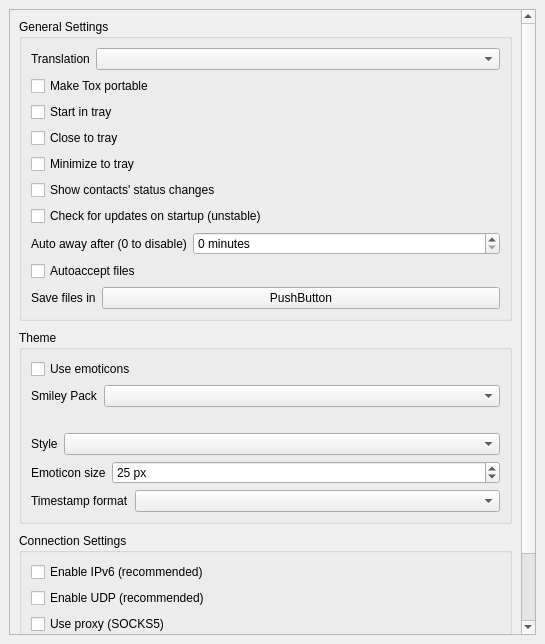
First picture: the form in src/widget/form/settings/generalsettings.ui, repository qTox/qTox, before the edit.
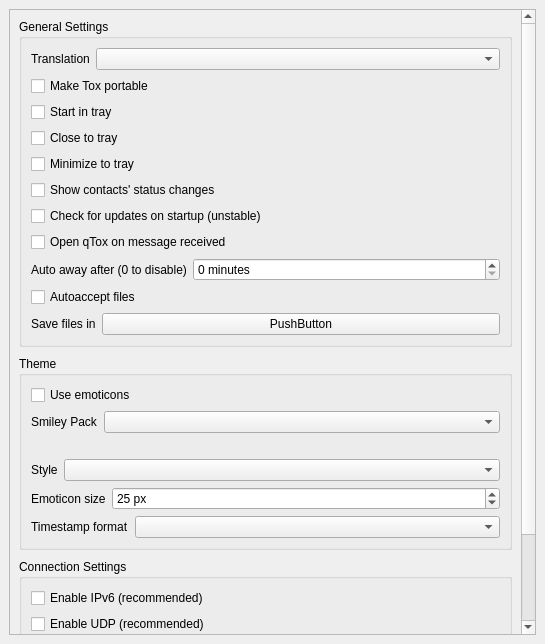
Second picture: the form after the edit.

Commit message: Add the option to open qTox when a message is recived

```diff
--- a/src/widget/form/settings/generalsettings.ui
+++ b/src/widget/form/settings/generalsettings.ui
@@ -40,7 +40,7 @@
         <x>0</x>
         <y>0</y>
         <width>511</width>
-        <height>720</height>
+        <height>796</height>
        </rect>
       </property>
       <layout class="QVBoxLayout" name="verticalLayout_4" stretch="0,0,1">
@@ -128,6 +128,13 @@
             </property>
            </widget>
           </item>
+          <item>
+           <widget class="QCheckBox" name="showInFront">
+            <property name="text">
+             <string>Open qTox on message received</string>
+            </property>
+           </widget>
+          </item>
           <item>
            <layout class="QHBoxLayout" name="horizontalLayout_2">
             <item alignment="Qt::AlignLeft">
```
The commit also changes 5 other files.
